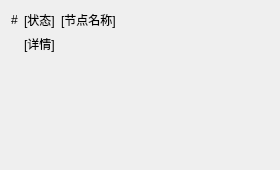
Before: the Qt Designer form QtUI/singleNodeWidget.ui in MCSLTeam/OpenFRP_Plugin, drawn with Qt 5.
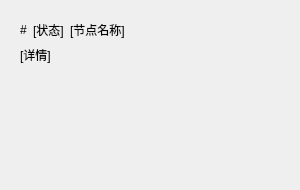
After: the same form once the commit is applied. Custom widgets are drawn as their Qt base class.

Commit message: A | 加载节点列表

Patch:
```diff
--- a/QtUI/singleNodeWidget.ui
+++ b/QtUI/singleNodeWidget.ui
@@ -6,8 +6,8 @@
    <rect>
     <x>0</x>
     <y>0</y>
-    <width>280</width>
-    <height>170</height>
+    <width>300</width>
+    <height>190</height>
    </rect>
   </property>
   <property name="sizePolicy">
@@ -18,45 +18,41 @@
   </property>
   <property name="minimumSize">
    <size>
-    <width>280</width>
-    <height>170</height>
+    <width>300</width>
+    <height>190</height>
    </size>
   </property>
   <property name="maximumSize">
    <size>
-    <width>280</width>
-    <height>170</height>
+    <width>300</width>
+    <height>190</height>
    </size>
   </property>
   <property name="windowTitle">
    <string/>
   </property>
   <layout class="QGridLayout" name="gridLayout">
-   <item row="0" column="2">
-    <widget class="SubtitleLabel" name="SubtitleLabel">
-     <property name="text">
-      <string>[节点名称]</string>
-     </property>
-    </widget>
-   </item>
-   <item row="0" column="1">
-    <widget class="StrongBodyLabel" name="nodeTag">
+   <item row="0" column="0">
+    <widget class="QWidget" name="nodeWidget" native="true">
      <property name="sizePolicy">
       <sizepolicy hsizetype="Fixed" vsizetype="Fixed">
        <horstretch>0</horstretch>
        <verstretch>0</verstretch>
       </sizepolicy>
      </property>
-     <property name="styleSheet">
-      <string notr="true">StrongBodyLabel {
-	color: red;
-}</string>
+     <property name="minimumSize">
+      <size>
+       <width>280</width>
+       <height>170</height>
+      </size>
      </property>
-     <property name="text">
-      <string>[状态]</string>
+     <property name="maximumSize">
+      <size>
+       <width>280</width>
+       <height>170</height>
+      </size>
      </property>
-    </widget>
-   </item>
+     <layout class="QGridLayout" name="gridLayout_2">
    <item row="0" column="0">
     <widget class="BodyLabel" name="num">
      <property name="sizePolicy">
@@ -78,14 +74,67 @@
      </property>
     </widget>
    </item>
-   <item row="1" column="1" colspan="2">
+      <item row="0" column="1">
+       <widget class="StrongBodyLabel" name="nodeTag">
+        <property name="sizePolicy">
+         <sizepolicy hsizetype="Preferred" vsizetype="Fixed">
+          <horstretch>0</horstretch>
+          <verstretch>0</verstretch>
+         </sizepolicy>
+        </property>
+        <property name="styleSheet">
+         <string notr="true">StrongBodyLabel {
+	color: red;
+}</string>
+        </property>
+        <property name="text">
+         <string>[状态]</string>
+        </property>
+       </widget>
+      </item>
+      <item row="0" column="2">
+       <widget class="SubtitleLabel" name="nodeName">
+        <property name="sizePolicy">
+         <sizepolicy hsizetype="Preferred" vsizetype="Fixed">
+          <horstretch>0</horstretch>
+          <verstretch>0</verstretch>
+         </sizepolicy>
+        </property>
+        <property name="text">
+         <string>[节点名称]</string>
+        </property>
+       </widget>
+      </item>
+      <item row="0" column="3">
+       <spacer name="horizontalSpacer">
+        <property name="orientation">
+         <enum>Qt::Horizontal</enum>
+        </property>
+        <property name="sizeHint" stdset="0">
+         <size>
+          <width>40</width>
+          <height>20</height>
+         </size>
+        </property>
+       </spacer>
+      </item>
+      <item row="1" column="0" colspan="4">
     <widget class="BodyLabel" name="nodeInfo">
+        <property name="sizePolicy">
+         <sizepolicy hsizetype="Expanding" vsizetype="Expanding">
+          <horstretch>0</horstretch>
+          <verstretch>0</verstretch>
+         </sizepolicy>
+        </property>
      <property name="text">
       <string>[详情]</string>
      </property>
      <property name="alignment">
       <set>Qt::AlignLeading|Qt::AlignLeft|Qt::AlignTop</set>
      </property>
+       </widget>
+      </item>
+     </layout>
     </widget>
    </item>
   </layout>
```
Lines whose indentation alone changed are shown as unchanged. The commit also changes 6 other files.
